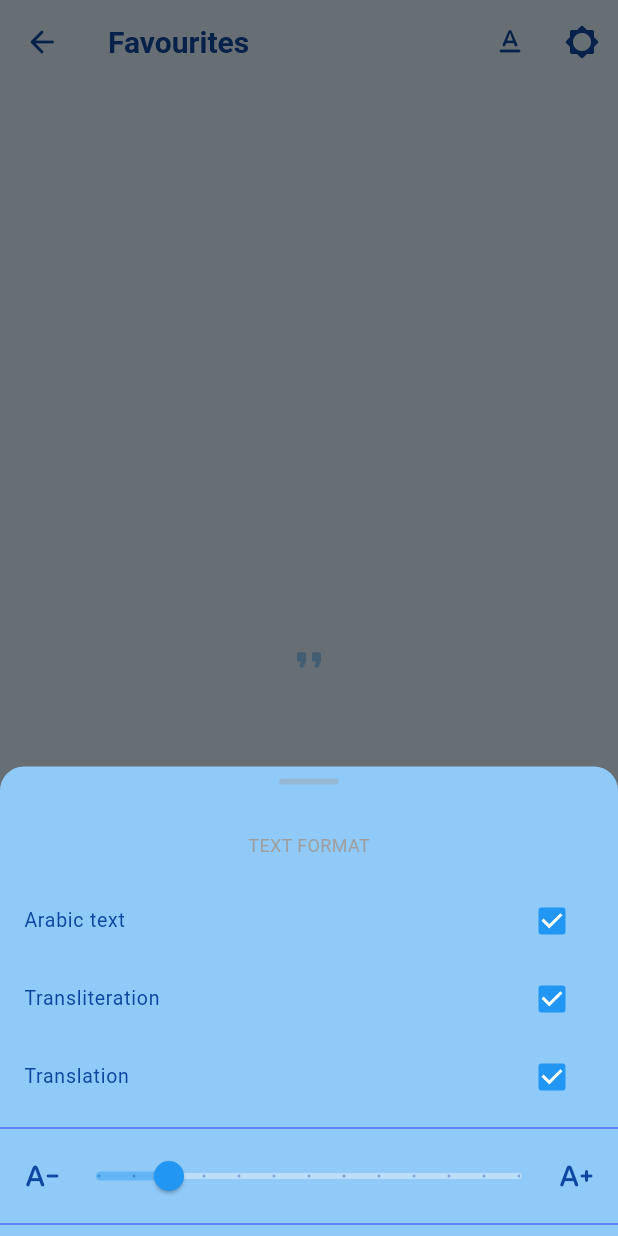
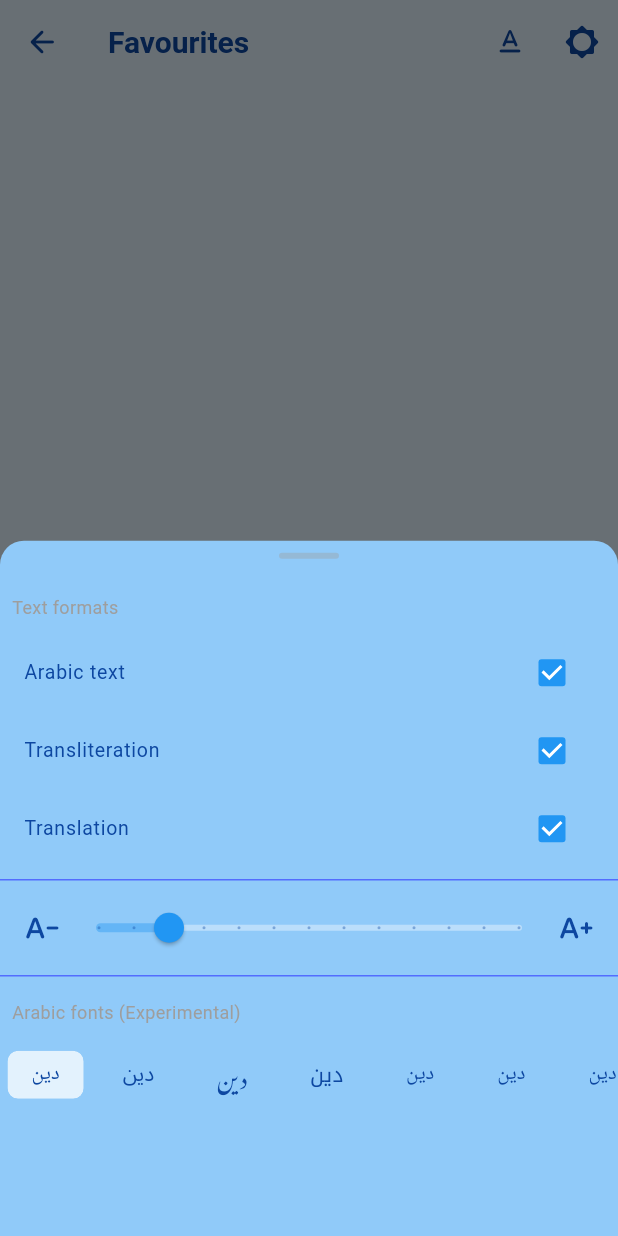
Before and after one commit to tallestlegacy/din_flutter, a Flutter app: the Favourites screen opened directly, after a tap on the "text format" icon, on a phone screen of 412 x 824 dp. Run offline on Flutter 3.47's test engine with Material 2 defaults, Android fonts, the phone set to English and light mode, and no system bars; our stand-ins replace flutter_markdown, font_awesome_flutter, get, get_storage, google_fonts, package_info_plus and 1 more; accounts and stored records are empty; network calls fail; Roboto replaces fonts that are missing (Amiri, Aref Ruqaa, Noto Kufi Arabic).

Commit message:
added Scrollable fonts to reader preferences

```diff
--- a/lib/constants/strings.dart
+++ b/lib/constants/strings.dart
@@ -1 +1,22 @@
 const din = "دين";
+
+final arabicFonts = [
+  "Noto Naskh Arabic",
+  "Noto Sans Arabic",
+  "Noto Nastaliq Urdu",
+  "Noto Kufi Arabic",
+  "Tajawal",
+  "Aref Ruqaa",
+  "Amiri",
+  "Cairo",
+  "Scheherazade New",
+  "Katibeh",
+  //"Gulzar",
+  "Lemonada",
+  "Vazirmatn",
+  "Lateef",
+  "Lateef",
+  "Markazi Text",
+  "IBM Plex Sans Arabic",
+  "Changa",
+];
--- a/lib/screens/debug.dart
+++ b/lib/screens/debug.dart
@@ -19,7 +19,6 @@ class _DebugState extends State<Debug> {
 
   @override
   Widget build(BuildContext context) {
-    final List<String> _tabs = <String>['Tab 1', 'Tab 2'];
     return Scaffold(
       body: Center(
         child: Obx(() => Text(readerStoreController.arabicFont.value)),
--- a/lib/screens/more/translations/translation.dart
+++ b/lib/screens/more/translations/translation.dart
@@ -114,6 +114,7 @@ class _TranslationState extends State<Translation> {
 }
 
 class TranslationRadio extends StatelessWidget {
+  // ignore: prefer_typing_uninitialized_variables
   final translation;
   TranslationRadio({super.key, required this.translation});
 
--- a/lib/utils/json.dart
+++ b/lib/utils/json.dart
@@ -19,6 +19,7 @@ class LoadJson {
 }
 
 Future<List> getVerses(int chapter) async {
+  // ignore: prefer_typing_uninitialized_variables
   var translation;
   TranslationsStoreController translationsStoreController =
       TranslationsStoreController();
--- a/lib/utils/store.dart
+++ b/lib/utils/store.dart
@@ -5,6 +5,7 @@ import 'package:flutter/material.dart';
 import 'package:get/get.dart';
 import 'package:get_storage/get_storage.dart';
 
+import '/constants/strings.dart';
 import '/utils/json.dart';
 import '/utils/network.dart';
 import '/utils/theme.dart';
@@ -19,17 +20,6 @@ class ReaderStoreController extends GetxController {
   var fontSize = 12.0.obs;
   var reverseScrolling = true.obs;
   var arabicFont = "".obs;
-  final arabicFonts = [
-    "",
-    //"Noto Naskh Arabic",
-    "Noto Sans Arabic",
-    "Noto Nastaliq Urdu",
-    "Noto Kufi Arabic",
-    "Tajawal",
-    "Aref Ruqaa",
-    "Amiri",
-    "Cairo",
-  ];
 
   final box = GetStorage();
 
--- a/lib/widgets/font_setting.dart
+++ b/lib/widgets/font_setting.dart
@@ -1,7 +1,8 @@
+import 'package:din/widgets/padded_text.dart';
 import 'package:flutter/material.dart';
 import 'package:get/get.dart';
 
-import '../utils/json.dart';
+import '/utils/json.dart';
 import '/utils/store.dart';
 import '/constants/strings.dart';
 
@@ -13,14 +14,19 @@ class FontSetting extends StatelessWidget {
     final ReaderStoreController readerStoreController =
         Get.put(ReaderStoreController());
 
-    return ListTile(
-      title: const Text("Arabic Fonts (Experimental)"),
-      subtitle: Wrap(
-        runSpacing: 12,
-        spacing: 12,
-        children: readerStoreController.arabicFonts
+    return Column(
+      crossAxisAlignment: CrossAxisAlignment.start,
+      children: [
+        const PaddedText(text: "Arabic fonts (Experimental)", padding: 8),
+        SingleChildScrollView(
+          scrollDirection: Axis.horizontal,
+          child: Wrap(
+            direction: Axis.horizontal,
+            children: arabicFonts
                 .map(
-              (fontFamily) => Obx(
+                  (fontFamily) => Container(
+                    margin: const EdgeInsets.all(4),
+                    child: Obx(
                       () => ActionChip(
                         visualDensity: VisualDensity.compact,
                         backgroundColor:
@@ -28,11 +34,7 @@ class FontSetting extends StatelessWidget {
                                 ? Theme.of(context).backgroundColor
                                 : null,
                         label: const Text(din),
-                  labelStyle: googleFontify(
-                    fontFamily,
-                    TextStyle(
-                        fontSize: readerStoreController.fontSize.value * 1.2),
-                  ),
+                        labelStyle: googleFontify(fontFamily, null),
                         surfaceTintColor: Theme.of(context).primaryColor,
                         onPressed: () {
                           readerStoreController.setArabicFont(fontFamily);
@@ -41,9 +43,12 @@ class FontSetting extends StatelessWidget {
                             color: Theme.of(context).colorScheme.secondary),
                       ),
                     ),
+                  ),
                 )
                 .toList(),
           ),
+        ),
+      ],
     );
   }
 }
--- a/lib/widgets/padded_text.dart
+++ b/lib/widgets/padded_text.dart
@@ -9,6 +9,7 @@ class PaddedText extends StatelessWidget {
   final FontWeight fontWeight;
   // final String fontFamily;
   final String googleFont;
+  final double padding;
 
   const PaddedText({
     super.key,
@@ -19,6 +20,7 @@ class PaddedText extends StatelessWidget {
     this.fontWeight = FontWeight.normal,
     // this.fontFamily = "",
     this.googleFont = "",
+    this.padding = 4,
   });
 
   @override
@@ -31,7 +33,7 @@ class PaddedText extends StatelessWidget {
     );
 
     return Padding(
-      padding: const EdgeInsets.all(4),
+      padding: EdgeInsets.all(padding),
       child: Text(text,
           textAlign: textAlign,
           style: googleFont != ""
--- a/lib/widgets/text_settings.dart
+++ b/lib/widgets/text_settings.dart
@@ -1,8 +1,10 @@
+import 'package:din/widgets/padded_text.dart';
 import 'package:flutter/material.dart';
 import 'package:get/get.dart';
 
-import '../utils/store.dart';
+import '/utils/store.dart';
 import '/widgets/divider.dart';
+import 'font_setting.dart';
 
 class TextSettings extends StatelessWidget {
   const TextSettings({super.key});
@@ -11,16 +13,10 @@ class TextSettings extends StatelessWidget {
   Widget build(BuildContext context) {
     final ReaderStoreController readerStoreController =
         Get.put(ReaderStoreController());
-    return Wrap(
-      alignment: WrapAlignment.center,
+    return Column(
+      crossAxisAlignment: CrossAxisAlignment.start,
       children: [
-        Padding(
-          padding: const EdgeInsets.all(16),
-          child: Text(
-            "Text Format".toUpperCase(),
-            style: const TextStyle(fontSize: 12, color: Colors.grey),
-          ),
-        ),
+        const PaddedText(text: "Text formats", padding: 8),
         Obx(
           () => CheckboxListTile(
             title: const Text("Arabic text"),
@@ -88,6 +84,7 @@ class TextSettingsAction extends StatelessWidget {
           context: context,
           builder: ((context) {
             return Container(
+              height: 1000,
               decoration: BoxDecoration(
                 borderRadius: const BorderRadius.only(
                   topLeft: Radius.circular(16),
@@ -101,7 +98,7 @@ class TextSettingsAction extends StatelessWidget {
                   HandleBar(),
                   TextSettings(),
                   Divider(),
-                  // FontSetting(),
+                  FontSetting(),
                 ],
               ),
             );
--- a/lib/widgets/verse.dart
+++ b/lib/widgets/verse.dart
@@ -6,9 +6,9 @@ import 'package:get/get.dart';
 import "package:share_plus/share_plus.dart";
 
 import '/widgets/padded_text.dart';
-import '../utils/json.dart';
-import '../utils/store.dart';
-import '../utils/string_locale.dart';
+import '/utils/json.dart';
+import '/utils/store.dart';
+import '/utils/string_locale.dart';
 
 class Verse extends StatelessWidget {
   // ignore: prefer_typing_uninitialized_variables
```
Also changed, not shown: pubspec.yaml (+17 -17 lines), 1 other file. Lines whose indentation alone changed are shown as unchanged.
